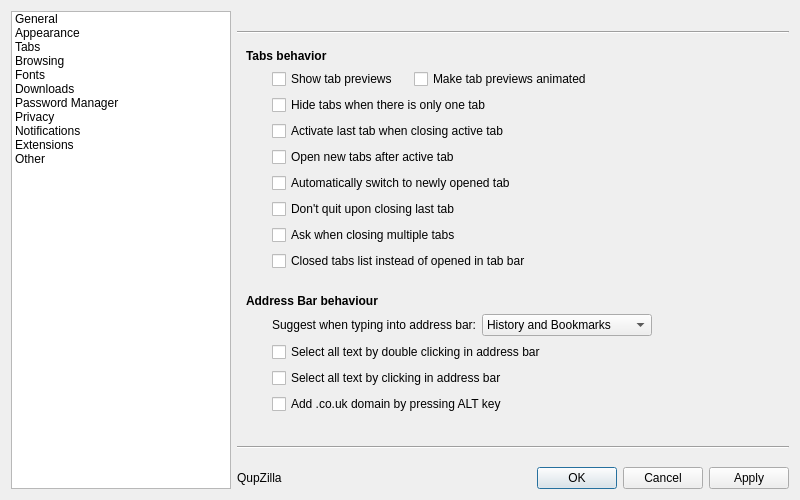
Above: src/lib/preferences/preferences.ui from QupZilla/qupzilla before the change. Below: the same form after it.
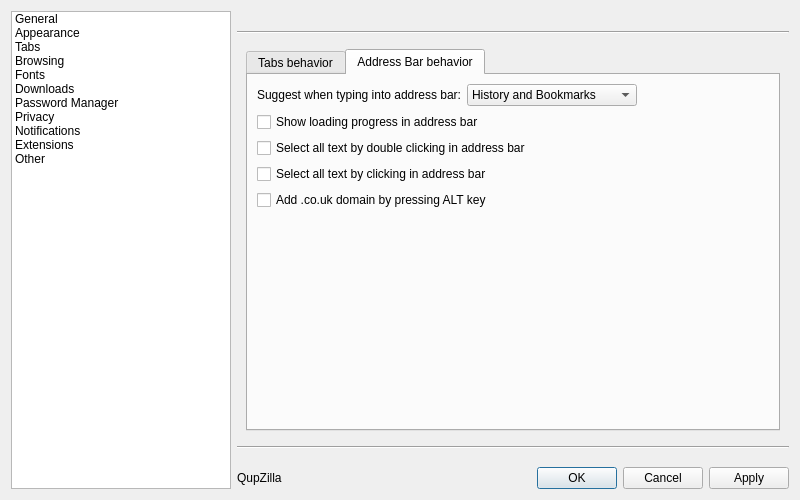
That is the form after the change. The open tabs and pages were chosen to show the change.

Commit message:
New option to show loading progress in address bar. - enable it in Preferences -> Tabs -> Address Bar - patch by Franz Fellner
closes #236

Diff of the .ui file:
```diff
--- a/src/lib/preferences/preferences.ui
+++ b/src/lib/preferences/preferences.ui
@@ -602,16 +602,28 @@
       </layout>
      </widget>
      <widget class="QWidget" name="stackedWidgetPage3">
-      <layout class="QGridLayout" name="gridLayout">
-       <item row="0" column="0" colspan="2">
-        <widget class="QLabel" name="label_13">
+      <layout class="QVBoxLayout" name="verticalLayout_4">
+       <item>
+        <widget class="QTabWidget" name="tabWidget_3">
+         <property name="currentIndex">
+          <number>0</number>
+         </property>
+         <widget class="QWidget" name="tab_6">
+          <attribute name="title">
+           <string>Tabs behavior</string>
+          </attribute>
+          <layout class="QVBoxLayout" name="verticalLayout_2">
+           <item>
+            <layout class="QHBoxLayout" name="horizontalLayout_15">
+             <item>
+              <widget class="QCheckBox" name="showTabPreviews">
          <property name="text">
-          <string>&lt;b&gt;Tabs behavior&lt;/b&gt;</string>
+                <string>Show tab previews</string>
          </property>
         </widget>
        </item>
-       <item row="1" column="0">
-        <spacer name="horizontalSpacer_9">
+             <item>
+              <spacer name="horizontalSpacer_5">
          <property name="orientation">
           <enum>Qt::Horizontal</enum>
          </property>
@@ -620,109 +632,84 @@
          </property>
          <property name="sizeHint" stdset="0">
           <size>
-           <width>20</width>
+                 <width>10</width>
            <height>20</height>
           </size>
          </property>
         </spacer>
        </item>
-       <item row="1" column="2">
+             <item>
+              <widget class="QCheckBox" name="animatedTabPreviews">
+               <property name="text">
+                <string>Make tab previews animated</string>
+               </property>
+              </widget>
+             </item>
+             <item>
         <spacer name="horizontalSpacer_16">
          <property name="orientation">
           <enum>Qt::Horizontal</enum>
          </property>
          <property name="sizeHint" stdset="0">
           <size>
-           <width>40</width>
-           <height>20</height>
+                 <width>63</width>
+                 <height>13</height>
           </size>
          </property>
         </spacer>
        </item>
-       <item row="6" column="1">
+            </layout>
+           </item>
+           <item>
         <widget class="QCheckBox" name="hideTabsOnTab">
          <property name="text">
           <string>Hide tabs when there is only one tab</string>
          </property>
         </widget>
        </item>
-       <item row="9" column="1">
+           <item>
         <widget class="QCheckBox" name="activateLastTab">
          <property name="text">
           <string>Activate last tab when closing active tab</string>
          </property>
         </widget>
        </item>
-       <item row="10" column="1">
+           <item>
         <widget class="QCheckBox" name="openNewTabAfterActive">
          <property name="text">
           <string>Open new tabs after active tab</string>
          </property>
         </widget>
        </item>
-       <item row="12" column="1">
+           <item>
+            <widget class="QCheckBox" name="switchToNewTabs">
+             <property name="text">
+              <string>Automatically switch to newly opened tab</string>
+             </property>
+            </widget>
+           </item>
+           <item>
         <widget class="QCheckBox" name="dontQuitOnTab">
          <property name="text">
           <string>Don't quit upon closing last tab</string>
          </property>
         </widget>
        </item>
-       <item row="13" column="1">
+           <item>
         <widget class="QCheckBox" name="askWhenClosingMultipleTabs">
          <property name="text">
           <string>Ask when closing multiple tabs</string>
          </property>
         </widget>
        </item>
-       <item row="14" column="1">
+           <item>
         <widget class="QCheckBox" name="closedInsteadOpened">
          <property name="text">
           <string>Closed tabs list instead of opened in tab bar</string>
          </property>
         </widget>
        </item>
-       <item row="15" column="1">
-        <spacer name="verticalSpacer_7">
-         <property name="orientation">
-          <enum>Qt::Vertical</enum>
-         </property>
-         <property name="sizeHint" stdset="0">
-          <size>
-           <width>20</width>
-           <height>40</height>
-          </size>
-         </property>
-        </spacer>
-       </item>
-       <item row="16" column="0" colspan="2">
-        <widget class="QLabel" name="label_25">
-         <property name="text">
-          <string>&lt;b&gt;Address Bar behaviour&lt;/b&gt;</string>
-         </property>
-        </widget>
-       </item>
-       <item row="18" column="1" colspan="2">
-        <widget class="QCheckBox" name="selectAllOnFocus">
-         <property name="text">
-          <string>Select all text by double clicking in address bar</string>
-         </property>
-        </widget>
-       </item>
-       <item row="19" column="1">
-        <widget class="QCheckBox" name="selectAllOnClick">
-         <property name="text">
-          <string>Select all text by clicking in address bar</string>
-         </property>
-        </widget>
-       </item>
-       <item row="20" column="1">
-        <widget class="QCheckBox" name="addCountryWithAlt">
-         <property name="text">
-          <string>Add .co.uk domain by pressing ALT key</string>
-         </property>
-        </widget>
-       </item>
-       <item row="21" column="1">
+           <item>
         <spacer name="verticalSpacer_8">
          <property name="orientation">
           <enum>Qt::Vertical</enum>
@@ -735,48 +722,14 @@
          </property>
         </spacer>
        </item>
-       <item row="11" column="1">
-        <widget class="QCheckBox" name="switchToNewTabs">
-         <property name="text">
-          <string>Automatically switch to newly opened tab</string>
-         </property>
-        </widget>
-       </item>
-       <item row="1" column="1">
-        <layout class="QHBoxLayout" name="horizontalLayout_15">
-         <item>
-          <widget class="QCheckBox" name="showTabPreviews">
-           <property name="text">
-            <string>Show tab previews</string>
-           </property>
-          </widget>
-         </item>
-         <item>
-          <spacer name="horizontalSpacer_5">
-           <property name="orientation">
-            <enum>Qt::Horizontal</enum>
-           </property>
-           <property name="sizeType">
-            <enum>QSizePolicy::Fixed</enum>
-           </property>
-           <property name="sizeHint" stdset="0">
-            <size>
-             <width>10</width>
-             <height>20</height>
-            </size>
-           </property>
-          </spacer>
-         </item>
-         <item>
-          <widget class="QCheckBox" name="animatedTabPreviews">
-           <property name="text">
-            <string>Make tab previews animated</string>
-           </property>
-          </widget>
-         </item>
-        </layout>
-       </item>
-       <item row="17" column="1" colspan="2">
+          </layout>
+         </widget>
+         <widget class="QWidget" name="tab_7">
+          <attribute name="title">
+           <string>Address Bar behavior</string>
+          </attribute>
+          <layout class="QVBoxLayout" name="verticalLayout_3">
+           <item>
         <layout class="QHBoxLayout" name="horizontalLayout_16">
          <item>
           <widget class="QLabel" name="label_59">
@@ -832,6 +785,51 @@
           </spacer>
          </item>
         </layout>
+           </item>
+           <item>
+            <widget class="QCheckBox" name="showLoadingInAddressBar">
+             <property name="text">
+              <string>Show loading progress in address bar</string>
+             </property>
+            </widget>
+           </item>
+           <item>
+            <widget class="QCheckBox" name="selectAllOnFocus">
+             <property name="text">
+              <string>Select all text by double clicking in address bar</string>
+             </property>
+            </widget>
+           </item>
+           <item>
+            <widget class="QCheckBox" name="selectAllOnClick">
+             <property name="text">
+              <string>Select all text by clicking in address bar</string>
+             </property>
+            </widget>
+           </item>
+           <item>
+            <widget class="QCheckBox" name="addCountryWithAlt">
+             <property name="text">
+              <string>Add .co.uk domain by pressing ALT key</string>
+             </property>
+            </widget>
+           </item>
+           <item>
+            <spacer name="verticalSpacer_7">
+             <property name="orientation">
+              <enum>Qt::Vertical</enum>
+             </property>
+             <property name="sizeHint" stdset="0">
+              <size>
+               <width>20</width>
+               <height>40</height>
+              </size>
+             </property>
+            </spacer>
+           </item>
+          </layout>
+         </widget>
+        </widget>
        </item>
       </layout>
      </widget>
```
Lines whose indentation alone changed are shown as unchanged. The commit also changes 7 other files.
